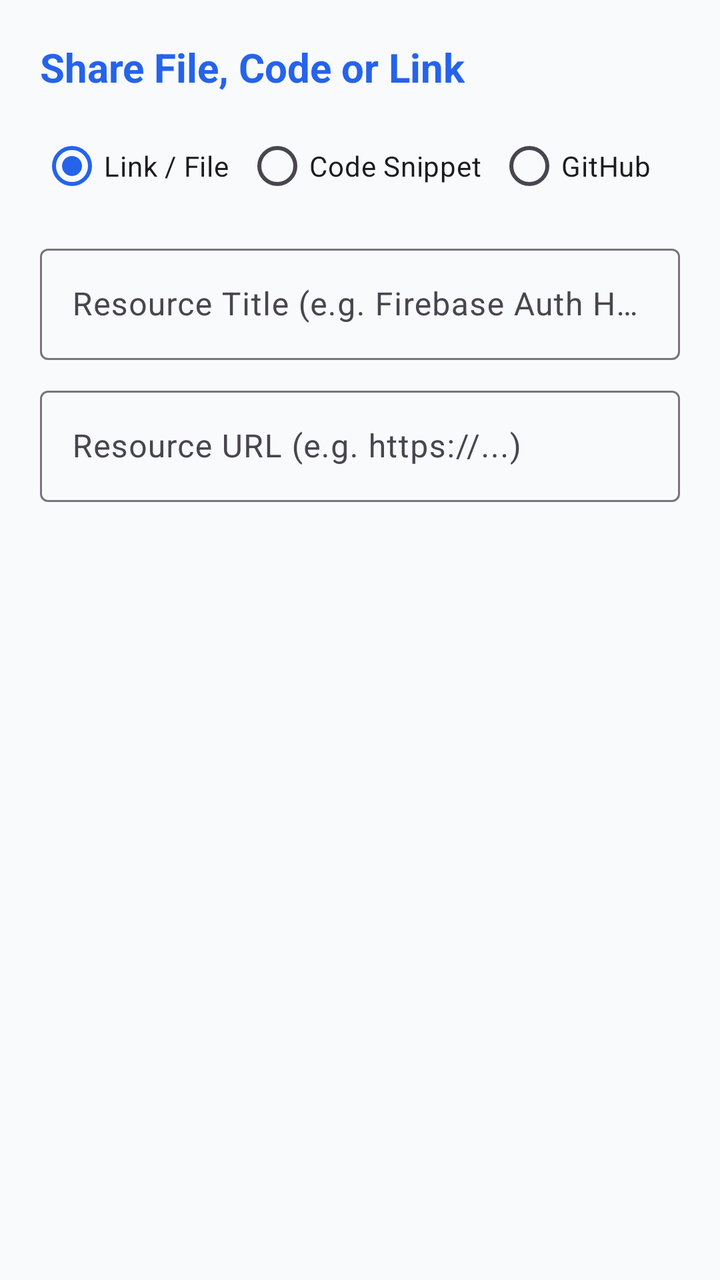
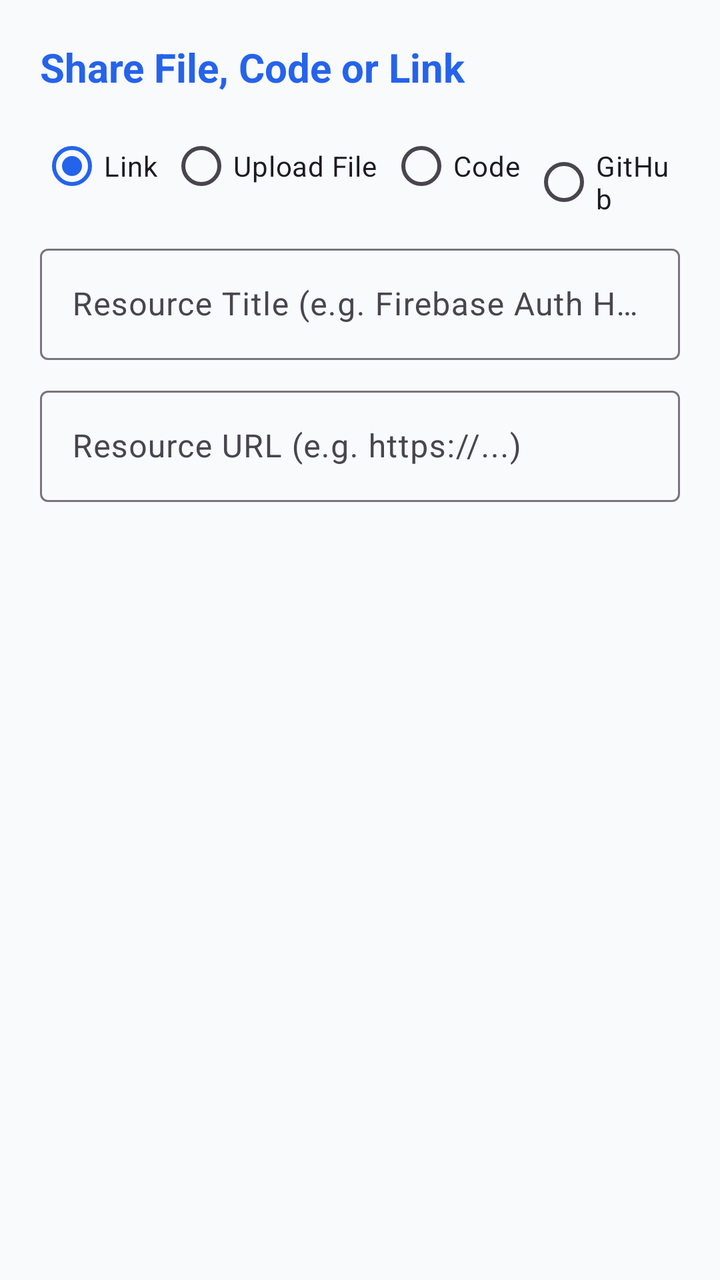

The first picture is an Android layout as it rendered before a commit; the second is the same layout after the commit. The layout source and the unified diff follow.
<!-- AndroidManifest.xml: application theme Theme.ProjectHub -->
<!-- res/layout/dialog_add_file.xml -->
<?xml version="1.0" encoding="utf-8"?>
<LinearLayout 
    xmlns:android="http://schemas.android.com/apk/res/android"
    android:layout_width="match_parent"
    android:layout_height="wrap_content"
    android:orientation="vertical"
    android:padding="20dp">

    <TextView
        android:layout_width="wrap_content"
        android:layout_height="wrap_content"
        android:text="Share File, Code or Link"
        android:textSize="20sp"
        android:textStyle="bold"
        android:textColor="@color/primary" />

    
    <RadioGroup
        android:id="@+id/rgResourceType"
        android:layout_width="match_parent"
        android:layout_height="wrap_content"
        android:orientation="horizontal"
        android:layout_marginTop="12dp">

        <RadioButton
            android:id="@+id/rbTypeLink"
            android:layout_width="wrap_content"
            android:layout_height="wrap_content"
            android:text="Link / File"
            android:checked="true" />

        <RadioButton
            android:id="@+id/rbTypeCode"
            android:layout_width="wrap_content"
            android:layout_height="wrap_content"
            android:text="Code Snippet"
            android:layout_marginStart="8dp" />

        <RadioButton
            android:id="@+id/rbTypeGitHub"
            android:layout_width="wrap_content"
            android:layout_height="wrap_content"
            android:text="GitHub"
            android:layout_marginStart="8dp" />
    </RadioGroup>

    <com.google.android.material.textfield.TextInputLayout
        android:layout_width="match_parent"
        android:layout_height="wrap_content"
        android:layout_marginTop="12dp"
        style="@style/Widget.Material3.TextInputLayout.OutlinedBox">

        <com.google.android.material.textfield.TextInputEditText
            android:id="@+id/etFileName"
            android:layout_width="match_parent"
            android:layout_height="wrap_content"
            android:hint="Resource Title (e.g. Firebase Auth Helper / Figma)" />
    </com.google.android.material.textfield.TextInputLayout>

    
    <com.google.android.material.textfield.TextInputLayout
        android:id="@+id/tilFileUrl"
        android:layout_width="match_parent"
        android:layout_height="wrap_content"
        android:layout_marginTop="10dp"
        style="@style/Widget.Material3.TextInputLayout.OutlinedBox">

        <com.google.android.material.textfield.TextInputEditText
            android:id="@+id/etFileUrl"
            android:layout_width="match_parent"
            android:layout_height="wrap_content"
            android:hint="Resource URL (e.g. https://...)"
            android:inputType="textUri" />
    </com.google.android.material.textfield.TextInputLayout>

    
    <com.google.android.material.textfield.TextInputLayout
        android:id="@+id/tilFileLang"
        android:layout_width="match_parent"
        android:layout_height="wrap_content"
        android:layout_marginTop="10dp"
        style="@style/Widget.Material3.TextInputLayout.OutlinedBox"
        android:visibility="gone">

        <com.google.android.material.textfield.TextInputEditText
            android:id="@+id/etFileLang"
            android:layout_width="match_parent"
            android:layout_height="wrap_content"
            android:hint="Language (e.g. Java, Kotlin, Python, XML)" />
    </com.google.android.material.textfield.TextInputLayout>

    
    <com.google.android.material.textfield.TextInputLayout
        android:id="@+id/tilFileSnippet"
        android:layout_width="match_parent"
        android:layout_height="wrap_content"
        android:layout_marginTop="10dp"
        style="@style/Widget.Material3.TextInputLayout.OutlinedBox"
        android:visibility="gone">

        <com.google.android.material.textfield.TextInputEditText
            android:id="@+id/etFileSnippet"
            android:layout_width="match_parent"
            android:layout_height="wrap_content"
            android:hint="Paste Code Snippet here..."
            android:fontFamily="monospace"
            android:inputType="textMultiLine"
            android:minLines="3" />
    </com.google.android.material.textfield.TextInputLayout>

</LinearLayout>
<!-- resources referenced by this layout -->
<resources>
  <color name="primary">#2563EB</color>
  <style name="Theme.ProjectHub" parent="Theme.Material3.DayNight.NoActionBar">
          <item name="colorPrimary">@color/primary</item>
          <item name="colorPrimaryDark">@color/primary_dark</item>
          <item name="colorSecondary">@color/accent</item>
          <item name="android:statusBarColor">@color/primary_dark</item>
          <item name="android:windowBackground">@color/background</item>
      </style>
  <color name="primary_dark">#1D4ED8</color>
  <color name="accent">#0D9488</color>
  <color name="background">#F8FAFC</color>
</resources>

<!-- the commit's change to res/layout/dialog_add_file.xml (unified diff, before → after) -->
@@ -26,22 +26,29 @@
             android:id="@+id/rbTypeLink"
             android:layout_width="wrap_content"
             android:layout_height="wrap_content"
-            android:text="Link / File"
+            android:text="Link"
             android:checked="true" />
+
+        <RadioButton
+            android:id="@+id/rbTypeDeviceFile"
+            android:layout_width="wrap_content"
+            android:layout_height="wrap_content"
+            android:text="Upload File"
+            android:layout_marginStart="6dp" />
 
         <RadioButton
             android:id="@+id/rbTypeCode"
             android:layout_width="wrap_content"
             android:layout_height="wrap_content"
-            android:text="Code Snippet"
-            android:layout_marginStart="8dp" />
+            android:text="Code"
+            android:layout_marginStart="6dp" />
 
         <RadioButton
             android:id="@+id/rbTypeGitHub"
             android:layout_width="wrap_content"
             android:layout_height="wrap_content"
             android:text="GitHub"
-            android:layout_marginStart="8dp" />
+            android:layout_marginStart="6dp" />
     </RadioGroup>
 
     <com.google.android.material.textfield.TextInputLayout
@@ -108,4 +115,50 @@
             android:minLines="3" />
     </com.google.android.material.textfield.TextInputLayout>
 
+    
+    <LinearLayout
+        android:id="@+id/layoutDeviceFile"
+        android:layout_width="match_parent"
+        android:layout_height="wrap_content"
+        android:orientation="vertical"
+        android:layout_marginTop="10dp"
+        android:visibility="gone">
+
+        <com.google.android.material.button.MaterialButton
+            android:id="@+id/btnPickDeviceFile"
+            style="@style/Widget.Material3.Button.TonalButton"
+            android:layout_width="match_parent"
+            android:layout_height="48dp"
+            android:text="📁 Choose Document / Image"
+            android:textSize="13sp" />
+
+        <TextView
+            android:id="@+id/tvSelectedFileStatus"
+            android:layout_width="match_parent"
+            android:layout_height="wrap_content"
+            android:layout_marginTop="6dp"
+            android:textColor="@color/text_secondary"
+            android:textSize="12sp"
+            android:text="No file selected yet" />
+
+        <ProgressBar
+            android:id="@+id/pbUploadStorage"
+            style="?android:attr/progressBarStyleHorizontal"
+            android:layout_width="match_parent"
+            android:layout_height="6dp"
+            android:layout_marginTop="8dp"
+            android:max="100"
+            android:visibility="gone" />
+
+        <TextView
+            android:id="@+id/tvUploadStoragePercent"
+            android:layout_width="wrap_content"
+            android:layout_height="wrap_content"
+            android:layout_marginTop="2dp"
+            android:textSize="11sp"
+            android:textColor="@color/primary"
+            android:visibility="gone"
+            android:text="Uploading: 0%" />
+    </LinearLayout>
+
 </LinearLayout>
<!-- resource entries referenced after the edit -->
@@ -1,6 +1,7 @@
 <!-- resources referenced by this layout -->
 <resources>
   <color name="primary">#2563EB</color>
+  <color name="text_secondary">#64748B</color>
   <style name="Theme.ProjectHub" parent="Theme.Material3.DayNight.NoActionBar">
           <item name="colorPrimary">@color/primary</item>
           <item name="colorPrimaryDark">@color/primary_dark</item>
